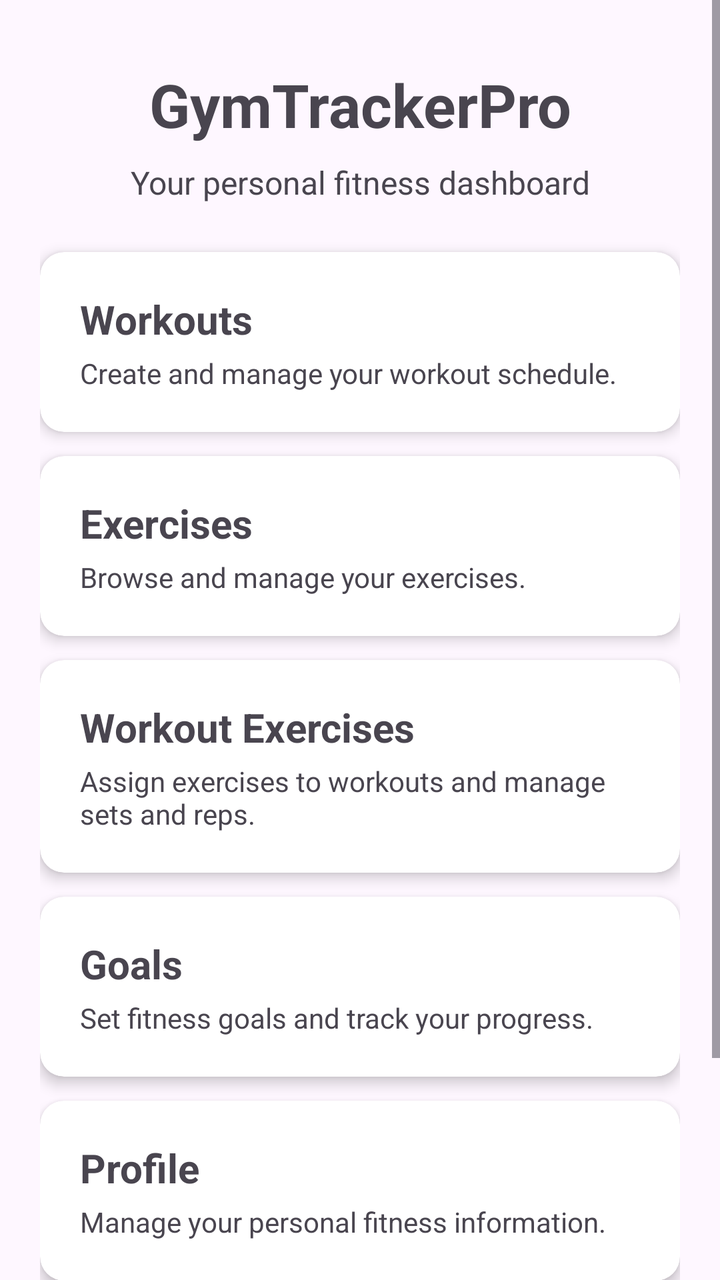
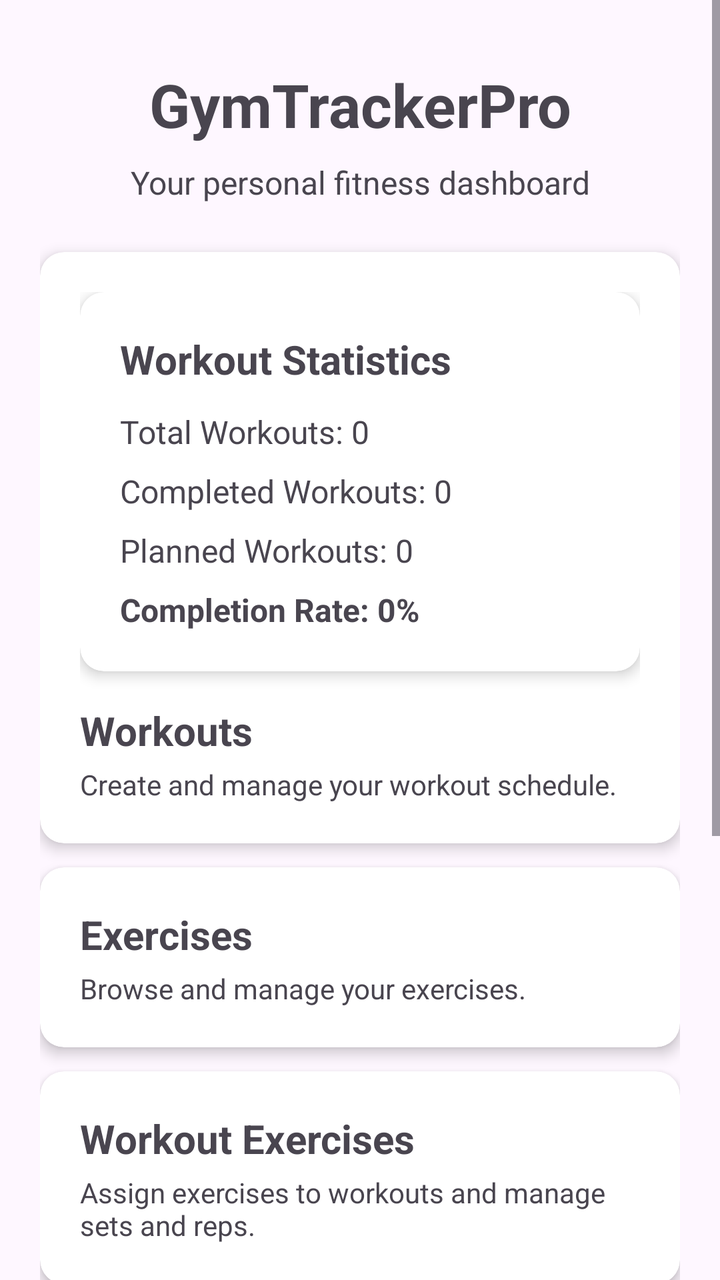

The first picture is an Android layout as it rendered before a commit; the second is the same layout after the commit. The layout source and the unified diff follow.
<!-- AndroidManifest.xml: application theme Theme.GymTrackerPro -->
<!-- res/layout/activity_main.xml -->
<?xml version="1.0" encoding="utf-8"?>
<ScrollView xmlns:android="http://schemas.android.com/apk/res/android"
    android:layout_width="match_parent"
    android:layout_height="match_parent"
    xmlns:app="http://schemas.android.com/apk/res-auto"
    android:fillViewport="true">

    <LinearLayout
        android:layout_width="match_parent"
        android:layout_height="wrap_content"
        android:orientation="vertical"
        android:padding="20dp">

        <TextView
            android:layout_width="match_parent"
            android:layout_height="wrap_content"
            android:text="GymTrackerPro"
            android:textSize="30sp"
            android:textStyle="bold"
            android:gravity="center"
            android:paddingTop="12dp"
            android:paddingBottom="8dp" />

        <TextView
            android:layout_width="match_parent"
            android:layout_height="wrap_content"
            android:text="Your personal fitness dashboard"
            android:textSize="16sp"
            android:gravity="center"
            android:paddingBottom="24dp" />

        
        <androidx.cardview.widget.CardView
            android:id="@+id/cardWorkouts"
            android:layout_width="match_parent"
            android:layout_height="wrap_content"
            android:layout_marginBottom="12dp"
            android:clickable="true"
            android:focusable="true"
            android:foreground="?attr/selectableItemBackground"
            app:cardCornerRadius="12dp"
            app:cardElevation="4dp"
            xmlns:app="http://schemas.android.com/apk/res-auto">

            <LinearLayout
                android:layout_width="match_parent"
                android:layout_height="wrap_content"
                android:orientation="vertical"
                android:padding="20dp">

                <TextView
                    android:layout_width="match_parent"
                    android:layout_height="wrap_content"
                    android:text="Workouts"
                    android:textSize="20sp"
                    android:textStyle="bold" />

                <TextView
                    android:layout_width="match_parent"
                    android:layout_height="wrap_content"
                    android:text="Create and manage your workout schedule."
                    android:textSize="14sp"
                    android:layout_marginTop="4dp" />
            </LinearLayout>
        </androidx.cardview.widget.CardView>

        
        <androidx.cardview.widget.CardView
            android:id="@+id/cardExercises"
            android:layout_width="match_parent"
            android:layout_height="wrap_content"
            android:layout_marginBottom="12dp"
            android:clickable="true"
            android:focusable="true"
            android:foreground="?attr/selectableItemBackground"
            app:cardCornerRadius="12dp"
            app:cardElevation="4dp">

            <LinearLayout
                android:layout_width="match_parent"
                android:layout_height="wrap_content"
                android:orientation="vertical"
                android:padding="20dp">

                <TextView
                    android:layout_width="match_parent"
                    android:layout_height="wrap_content"
                    android:text="Exercises"
                    android:textSize="20sp"
                    android:textStyle="bold" />

                <TextView
                    android:layout_width="match_parent"
                    android:layout_height="wrap_content"
                    android:text="Browse and manage your exercises."
                    android:textSize="14sp"
                    android:layout_marginTop="4dp" />
            </LinearLayout>
        </androidx.cardview.widget.CardView>

        
        <androidx.cardview.widget.CardView
            android:id="@+id/cardWorkoutExercises"
            android:layout_width="match_parent"
            android:layout_height="wrap_content"
            android:layout_marginBottom="12dp"
            android:clickable="true"
            android:focusable="true"
            android:foreground="?attr/selectableItemBackground"
            app:cardCornerRadius="12dp"
            app:cardElevation="4dp">

            <LinearLayout
                android:layout_width="match_parent"
                android:layout_height="wrap_content"
                android:orientation="vertical"
                android:padding="20dp">

                <TextView
                    android:layout_width="match_parent"
                    android:layout_height="wrap_content"
                    android:text="Workout Exercises"
                    android:textSize="20sp"
                    android:textStyle="bold" />

                <TextView
                    android:layout_width="match_parent"
                    android:layout_height="wrap_content"
                    android:text="Assign exercises to workouts and manage sets and reps."
                    android:textSize="14sp"
                    android:layout_marginTop="4dp" />
            </LinearLayout>
        </androidx.cardview.widget.CardView>

        
        <androidx.cardview.widget.CardView
            android:id="@+id/cardGoals"
            android:layout_width="match_parent"
            android:layout_height="wrap_content"
            android:layout_marginBottom="12dp"
            android:clickable="true"
            android:focusable="true"
            android:foreground="?attr/selectableItemBackground"
            app:cardCornerRadius="12dp"
            app:cardElevation="4dp">

            <LinearLayout
                android:layout_width="match_parent"
                android:layout_height="wrap_content"
                android:orientation="vertical"
                android:padding="20dp">

                <TextView
                    android:layout_width="match_parent"
                    android:layout_height="wrap_content"
                    android:text="Goals"
                    android:textSize="20sp"
                    android:textStyle="bold" />

                <TextView
                    android:layout_width="match_parent"
                    android:layout_height="wrap_content"
                    android:text="Set fitness goals and track your progress."
                    android:textSize="14sp"
                    android:layout_marginTop="4dp" />
            </LinearLayout>
        </androidx.cardview.widget.CardView>

        
        <androidx.cardview.widget.CardView
            android:id="@+id/cardProfile"
            android:layout_width="match_parent"
            android:layout_height="wrap_content"
            android:layout_marginBottom="12dp"
            android:clickable="true"
            android:focusable="true"
            android:foreground="?attr/selectableItemBackground"
            app:cardCornerRadius="12dp"
            app:cardElevation="4dp">

            <LinearLayout
                android:layout_width="match_parent"
                android:layout_height="wrap_content"
                android:orientation="vertical"
                android:padding="20dp">

                <TextView
                    android:layout_width="match_parent"
                    android:layout_height="wrap_content"
                    android:text="Profile"
                    android:textSize="20sp"
                    android:textStyle="bold" />

                <TextView
                    android:layout_width="match_parent"
                    android:layout_height="wrap_content"
                    android:text="Manage your personal fitness information."
                    android:textSize="14sp"
                    android:layout_marginTop="4dp" />
            </LinearLayout>
        </androidx.cardview.widget.CardView>

        
        <androidx.cardview.widget.CardView
            android:id="@+id/cardWorkoutMusic"
            android:layout_width="match_parent"
            android:layout_height="wrap_content"
            android:layout_marginBottom="12dp"
            android:clickable="true"
            android:focusable="true"
            android:foreground="?attr/selectableItemBackground"
            app:cardCornerRadius="12dp"
            app:cardElevation="4dp">

            <LinearLayout
                android:layout_width="match_parent"
                android:layout_height="wrap_content"
                android:orientation="vertical"
                android:padding="20dp">

                <TextView
                    android:layout_width="match_parent"
                    android:layout_height="wrap_content"
                    android:text="Workout Music"
                    android:textSize="20sp"
                    android:textStyle="bold" />

                <TextView
                    android:layout_width="match_parent"
                    android:layout_height="wrap_content"
                    android:text="Choose songs for your workout days."
                    android:textSize="14sp"
                    android:layout_marginTop="4dp" />
            </LinearLayout>
        </androidx.cardview.widget.CardView>

    </LinearLayout>
</ScrollView>
<!-- resources referenced by this layout -->
<resources>
  <style name="Theme.GymTrackerPro" parent="Base.Theme.GymTrackerPro" />
  <style name="Base.Theme.GymTrackerPro" parent="Theme.Material3.DayNight.NoActionBar">
          
          
      </style>
</resources>

<!-- the commit's change to res/layout/activity_main.xml (unified diff, before → after) -->
@@ -48,6 +48,66 @@
                 android:orientation="vertical"
                 android:padding="20dp">
 
+
+                
+                <androidx.cardview.widget.CardView
+                    android:id="@+id/cardWorkoutStatistics"
+                    android:layout_width="match_parent"
+                    android:layout_height="wrap_content"
+                    android:layout_marginBottom="16dp"
+                    app:cardCornerRadius="12dp"
+                    app:cardElevation="4dp">
+
+                    <LinearLayout
+                        android:layout_width="match_parent"
+                        android:layout_height="wrap_content"
+                        android:orientation="vertical"
+                        android:padding="20dp">
+
+                        <TextView
+                            android:layout_width="match_parent"
+                            android:layout_height="wrap_content"
+                            android:text="Workout Statistics"
+                            android:textSize="20sp"
+                            android:textStyle="bold" />
+
+                        <TextView
+                            android:id="@+id/textTotalWorkouts"
+                            android:layout_width="match_parent"
+                            android:layout_height="wrap_content"
+                            android:layout_marginTop="12dp"
+                            android:text="Total Workouts: 0"
+                            android:textSize="16sp" />
+
+                        <TextView
+                            android:id="@+id/textCompletedWorkouts"
+                            android:layout_width="match_parent"
+                            android:layout_height="wrap_content"
+                            android:layout_marginTop="8dp"
+                            android:text="Completed Workouts: 0"
+                            android:textSize="16sp" />
+
+                        <TextView
+                            android:id="@+id/textPlannedWorkouts"
+                            android:layout_width="match_parent"
+                            android:layout_height="wrap_content"
+                            android:layout_marginTop="8dp"
+                            android:text="Planned Workouts: 0"
+                            android:textSize="16sp" />
+
+                        <TextView
+                            android:id="@+id/textCompletionRate"
+                            android:layout_width="match_parent"
+                            android:layout_height="wrap_content"
+                            android:layout_marginTop="8dp"
+                            android:text="Completion Rate: 0%"
+                            android:textSize="16sp"
+                            android:textStyle="bold" />
+
+                    </LinearLayout>
+                </androidx.cardview.widget.CardView>
+
+
                 <TextView
                     android:layout_width="match_parent"
                     android:layout_height="wrap_content"
